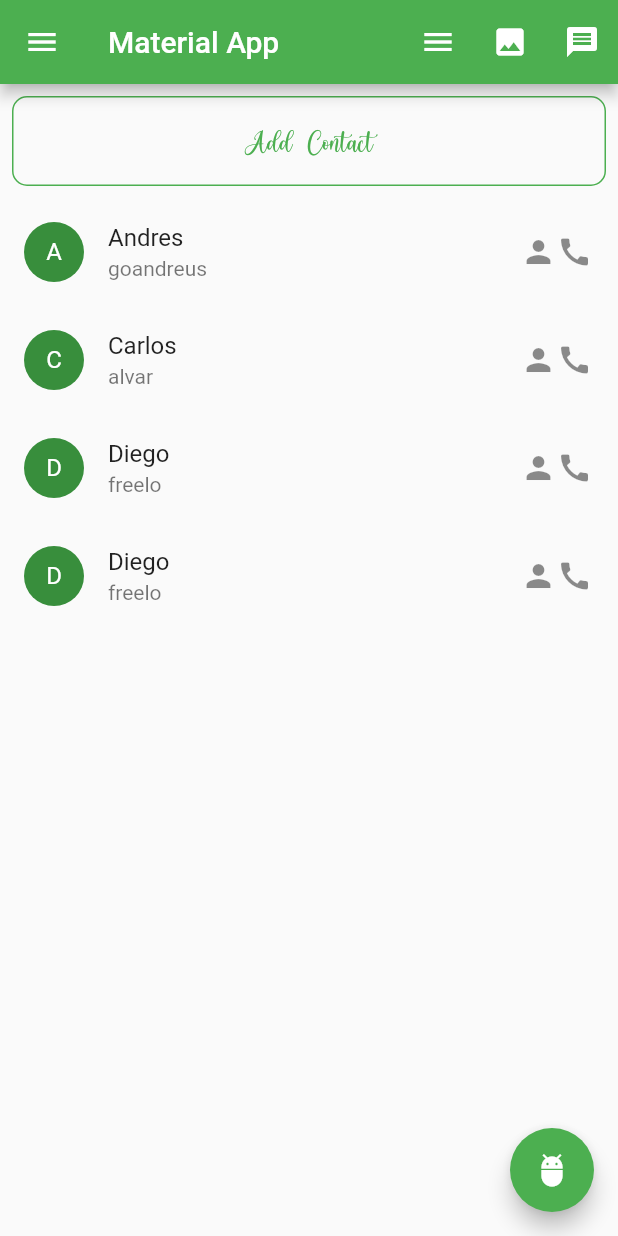
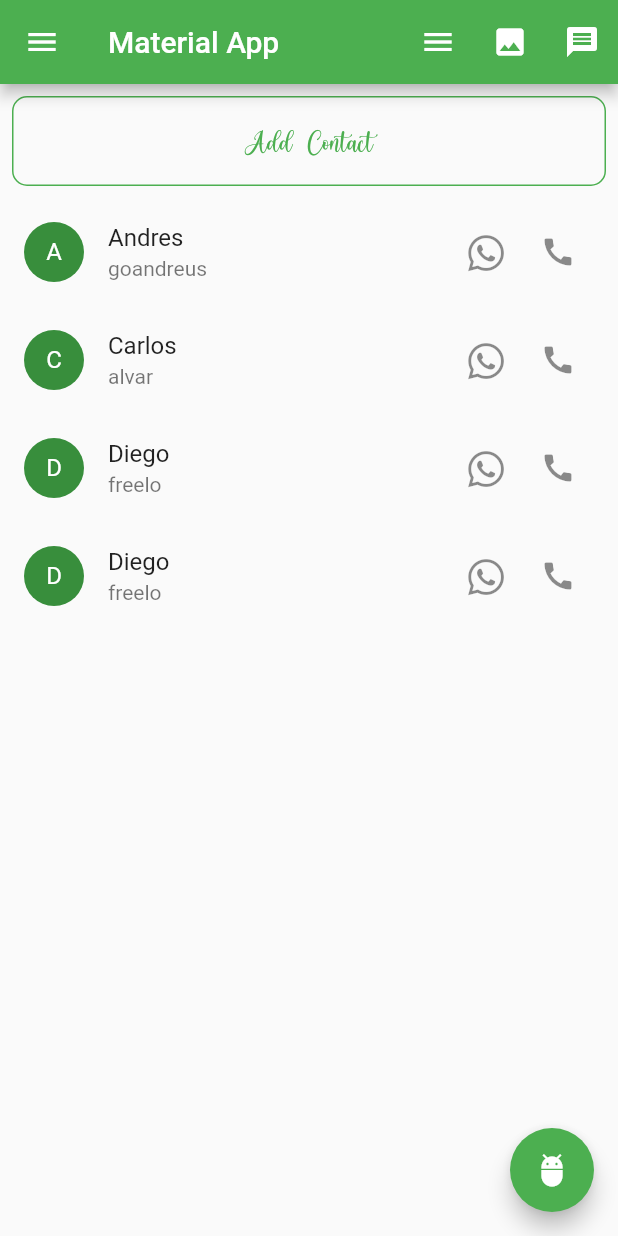
Before and after one commit to goandreus/todo_expo, a Flutter app: the screen it shows after launch, on a phone screen of 412 x 824 dp. Run offline on Flutter 3.47's test engine with Material 2 defaults, Android fonts, the phone set to English and light mode, and no system bars; our stand-ins replace google_fonts, material_design_icons_flutter; statements that could not run were skipped.

Commit message:
icon exterm

```diff
--- a/lib/ui/pages/home_page.dart
+++ b/lib/ui/pages/home_page.dart
@@ -1,5 +1,6 @@
 
 import 'package:flutter/material.dart';
+import 'package:material_design_icons_flutter/material_design_icons_flutter.dart';
 import 'package:todo_expo/ui/pages/list_contact_page.dart';
 import 'package:todo_expo/ui/pages/user_info_page.dart';
 
@@ -7,6 +8,8 @@ List<Widget> pages = [
   ListContactPage(),
   UserInfoPage()
 ];
+
+const IconData whatsAppIcon = IconData(0xea93,fontFamily: 'CustomIcon');
 
 GlobalKey<ScaffoldState> homeKey = GlobalKey<ScaffoldState>();
 
@@ -45,6 +48,7 @@ class _HomePageState extends State<HomePage> {
               ),
               ListTile(
                 title: Text('Inicio'),
+                leading: Icon(MdiIcons.homeCircle),
                 onTap: () {
                   homeKey.currentState
                       .showSnackBar(SnackBar(content: Text('Soy un snackbar')));
@@ -55,6 +59,7 @@ class _HomePageState extends State<HomePage> {
                 },
               ),
               ListTile(
+                leading: Icon(MdiIcons.accountBox),
                 title: Text('User Info'),
                 onTap: () {
                   Navigator.of(context).pop();
--- a/lib/ui/widgets/custom_listtile.dart
+++ b/lib/ui/widgets/custom_listtile.dart
@@ -1,6 +1,8 @@
 import 'package:flutter/material.dart';
 import 'package:todo_expo/models/person_model.dart';
 import 'package:todo_expo/ui/pages/contact_details_page.dart';
+
+const IconData whatsAppIcon = IconData(0xea93,fontFamily: 'CustomIcon');
 
 class CustomListTile extends StatelessWidget {
   const CustomListTile({Key key, this.person}) : super(key: key);
@@ -16,11 +18,12 @@ class CustomListTile extends StatelessWidget {
         ));
       },
         trailing: SizedBox(
-          width: 50,
+          width: 100,
           child: Row(
-            mainAxisAlignment: MainAxisAlignment.center,
+            mainAxisAlignment: MainAxisAlignment.end,
             children: <Widget>[
-              Icon(person.iconoIzquierda), Icon(Icons.call),
+              IconButton(icon: Icon(whatsAppIcon), onPressed: (){},),
+              IconButton(icon: Icon(Icons.call), onPressed: (){},)
             ],
           ),
         ),
--- a/pubspec.yaml
+++ b/pubspec.yaml
@@ -68,9 +68,9 @@ flutter:
         - asset: assets/better.ttf
   #       - asset: fonts/Schyler-Italic.ttf
   #         style: italic
-  #   - family: Trajan Pro
-  #     fonts:
-  #       - asset: fonts/TrajanPro.ttf
+    - family: CustomIcon
+      fonts:
+        - asset: assets/icomoon.ttf
   #       - asset: fonts/TrajanPro_Bold.ttf
   #         weight: 700
   #
```
Also changed, not shown: assets/icomoon.ttf (added).
